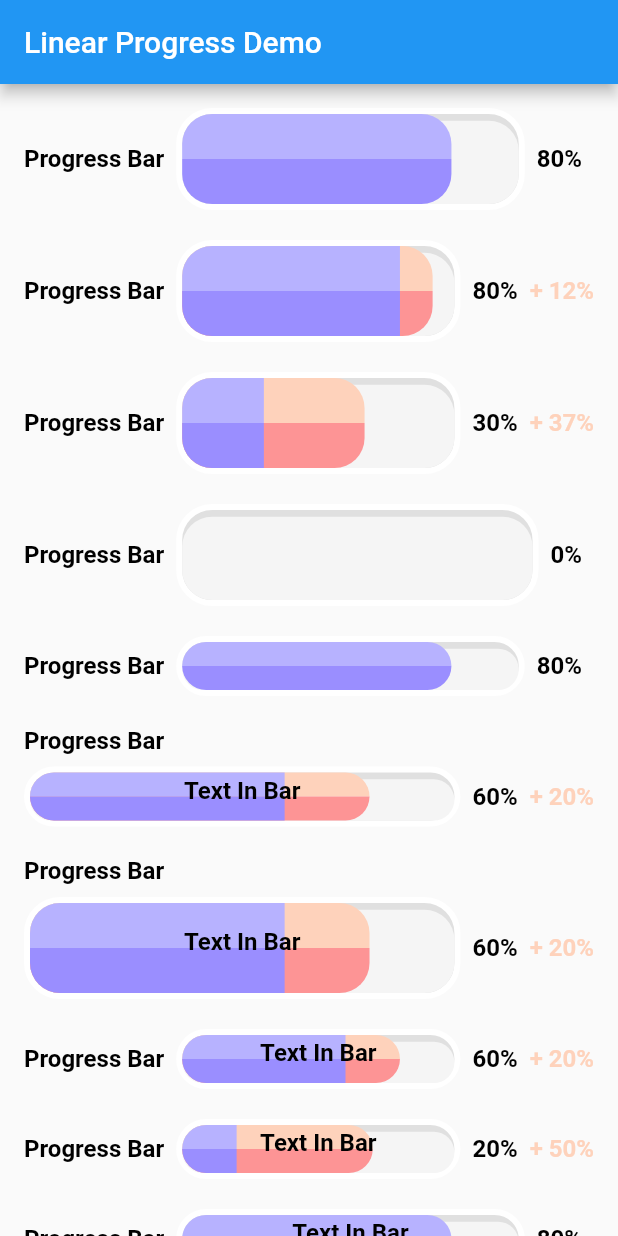
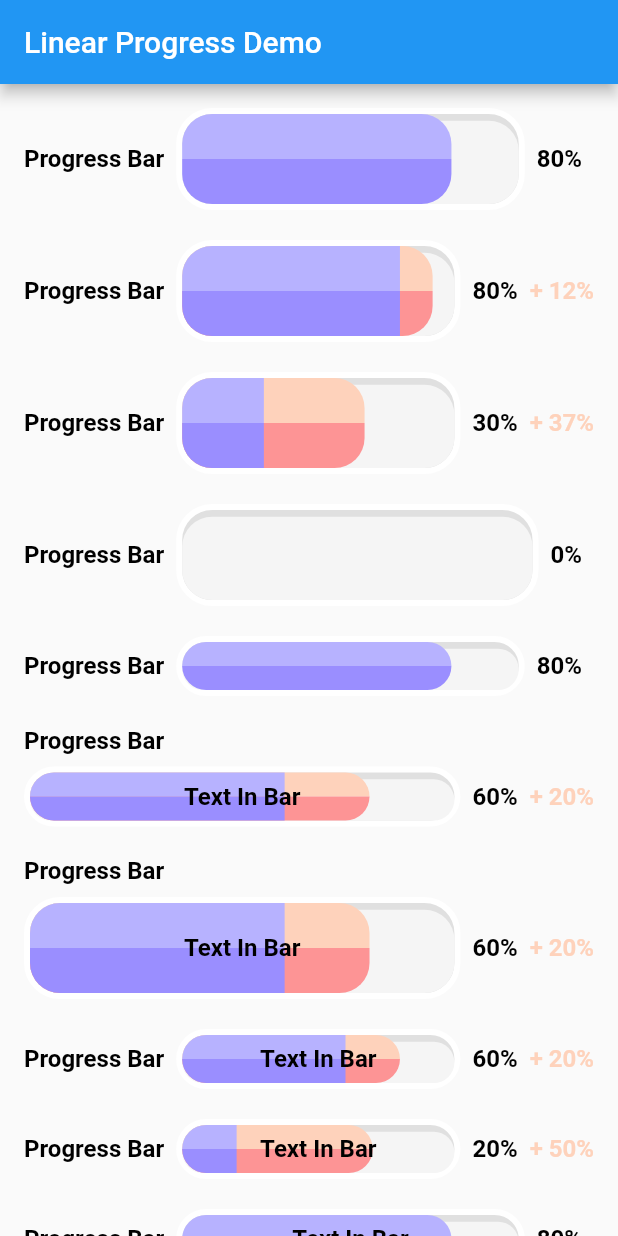
Before and after one commit to sangle1996/flutter_custom_progress_bar, a Flutter app: the screen it shows after launch, on a phone screen of 412 x 824 dp. Run offline on Flutter 3.47's test engine with Material 2 defaults, Android fonts, the light colour scheme and no system bars.

Commit message:
Update widget

```diff
--- a/lib/widget/custom_progress_bar.dart
+++ b/lib/widget/custom_progress_bar.dart
@@ -126,8 +126,7 @@ class CustomProgressBar extends StatelessWidget {
                     FractionallySizedBox(
                       alignment: Alignment.centerLeft,
                       widthFactor: progress,
-                      child: _progressSegment(
-                          mainColor1, mainColor2, height,
+                      child: _progressSegment(mainColor1, mainColor2, height,
                           leftRadius: const Radius.circular(20),
                           rightRadius: Radius.circular(
                             plusProgress != null ? 0 : 20,
@@ -203,6 +202,10 @@ class CustomProgressBar extends StatelessWidget {
   _textInBar() {
     return SizedBox(
         height: height,
-        child: Center(child: _labelCommonWidget(textInBar!)));
+        child: Center(
+          child: Padding(
+              padding: const EdgeInsets.only(top: 8),
+              child: _labelCommonWidget(textInBar!)),
+        ));
   }
 }
```
